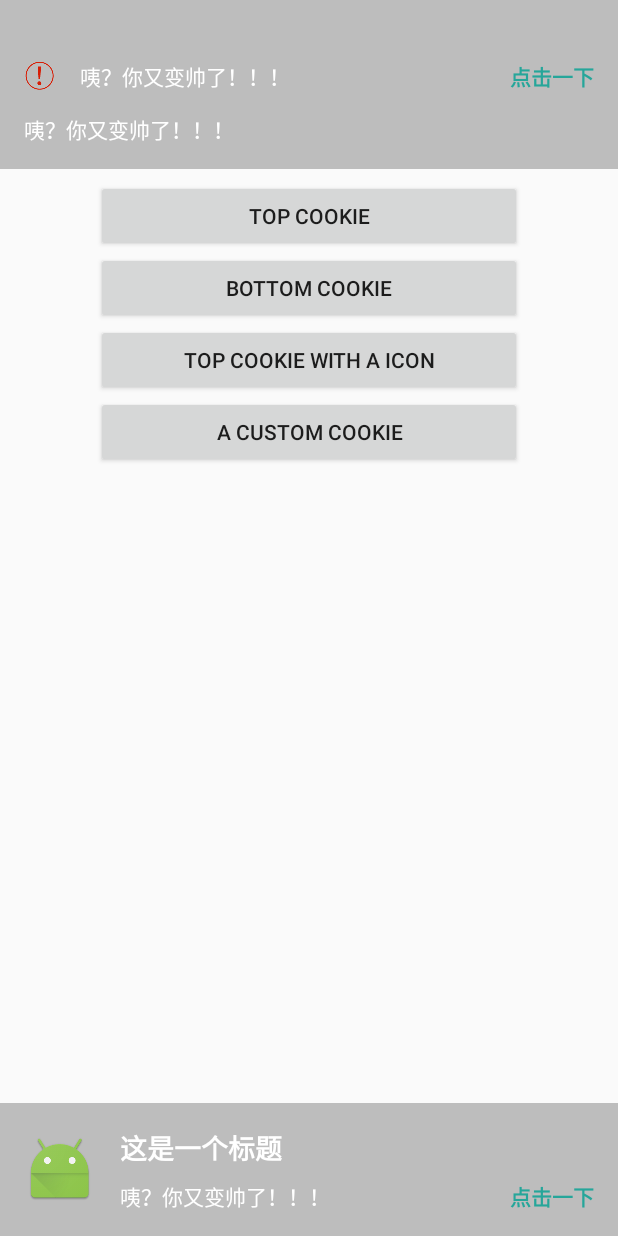
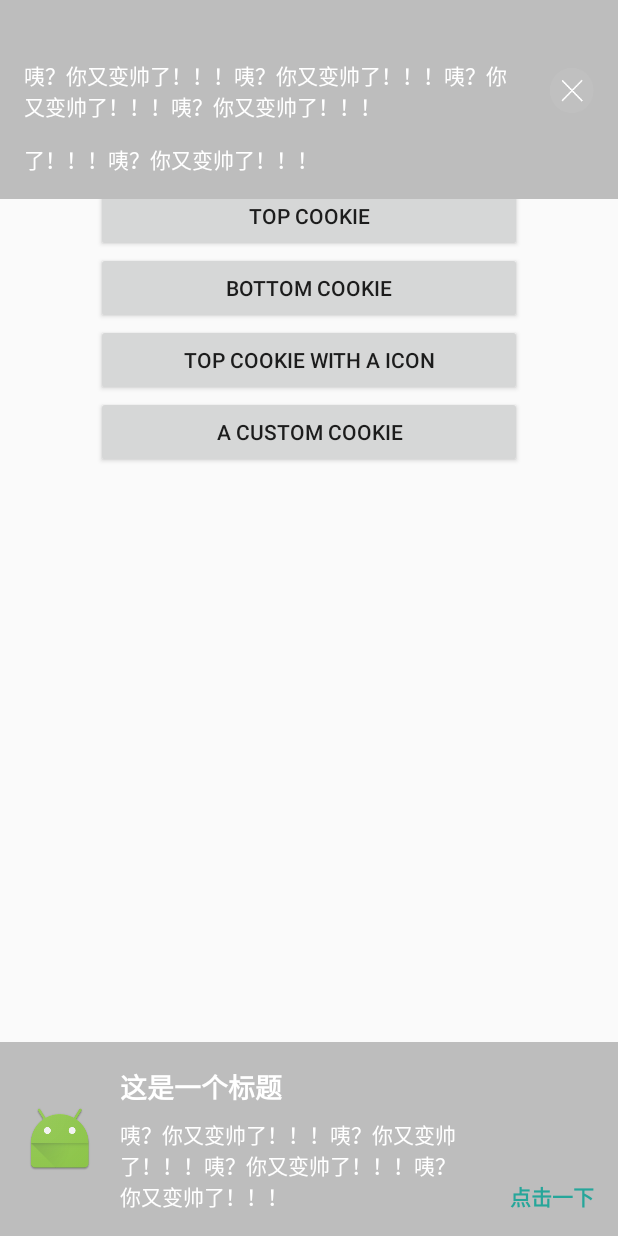
Before and after one commit to liuguangqiang/CookieBar, an Android app: the screen it shows after launch (MainActivity), after a tap on "TOP COOKIE WITH A ICON", on a phone screen of 412 x 824 dp. Run offline under Robolectric (Android 15) with nearby library versions, the phone set to English and light mode, and no system bars; 2 other taps on this screen came first.

Commit message:
The action button could be replaced by a icon.

```diff
--- a/app/src/main/java/com/liuguangqiang/cookie/sample/MainActivity.java
+++ b/app/src/main/java/com/liuguangqiang/cookie/sample/MainActivity.java
@@ -53,11 +53,9 @@ public class MainActivity extends AppCompatActivity {
       @Override
       public void onClick(View view) {
         new CookieBar.Builder(MainActivity.this)
-//            .setTitle(R.string.cookie_title)
-            .setIcon(R.mipmap.alert)
             .setMessage(R.string.cookie_message)
-            .setDuration(3000)
-            .setAction(R.string.cookie_action, new OnActionClickListener() {
+            .setDuration(10000)
+            .setActionWithIcon(R.mipmap.ic_action_close, new OnActionClickListener() {
               @Override
               public void onClick() {
                 Toast.makeText(getApplicationContext(), "点击后，我更帅了!", Toast.LENGTH_LONG).show();
--- a/app/src/main/res/values/colors.xml
+++ b/app/src/main/res/values/colors.xml
@@ -1,9 +1,10 @@
 <?xml version="1.0" encoding="utf-8"?>
 <resources>
-    <color name="colorPrimary">#3F51B5</color>
-    <color name="colorPrimaryDark">#303F9F</color>
-    <color name="colorAccent">#FF4081</color>
+  <color name="colorPrimary">#3F51B5</color>
+  <color name="colorPrimaryDark">#303F9F</color>
+  <color name="colorAccent">#FF4081</color>
 
-    <color name="default_color">#BDBDBD</color>
-    <color name="action_color">#26a69a</color>
+  <color name="default_color">#BDBDBD</color>
+  <color name="action_color">#26a69a</color>
+  <color name="error_color">#380D0D</color>
 </resources>
--- a/app/src/main/res/values/strings.xml
+++ b/app/src/main/res/values/strings.xml
@@ -3,7 +3,7 @@
     <string name="app_name">Cookie</string>
 
     <string name="cookie_title">这是一个标题</string>
-    <string name="cookie_message">咦？你又变帅了！！！</string>
+    <string name="cookie_message">咦？你又变帅了！！！咦？你又变帅了！！！咦？你又变帅了！！！咦？你又变帅了！！！</string>
     <string name="cookie_action">点击一下</string>
 
 </resources>
--- a/gradle.properties
+++ b/gradle.properties
@@ -17,8 +17,8 @@ org.gradle.jvmargs=-Xmx1536m
 # org.gradle.parallel=true
 
 
-VERSION_NAME=0.3
-VERSION_CODE=3
+VERSION_NAME=1.0.0
+VERSION_CODE=100
 GROUP=com.liuguangqiang.cookie
 
 POM_NAME=CookieBar
--- a/library/src/main/java/com/liuguangqiang/cookie/Cookie.java
+++ b/library/src/main/java/com/liuguangqiang/cookie/Cookie.java
@@ -30,6 +30,7 @@ final class Cookie extends LinearLayout {
   private TextView tvMessage;
   private ImageView ivIcon;
   private TextView btnAction;
+  private ImageView btnActionWithIcon;
   private long duration = 2000;
   private int layoutGravity = Gravity.BOTTOM;
 
@@ -59,6 +60,7 @@ final class Cookie extends LinearLayout {
     tvMessage = (TextView) findViewById(R.id.tv_message);
     ivIcon = (ImageView) findViewById(R.id.iv_icon);
     btnAction = (TextView) findViewById(R.id.btn_action);
+    btnActionWithIcon = (ImageView) findViewById(R.id.btn_action_with_icon);
     initDefaultStyle(context);
   }
 
@@ -125,7 +127,8 @@ final class Cookie extends LinearLayout {
       }
 
       //Action
-      if (!TextUtils.isEmpty(params.action) && params.onActionClickListener != null) {
+      if ((!TextUtils.isEmpty(params.action) || params.actionIcon != 0)
+          && params.onActionClickListener != null) {
         btnAction.setVisibility(VISIBLE);
         btnAction.setText(params.action);
         btnAction.setOnClickListener(new OnClickListener() {
@@ -140,6 +143,19 @@ final class Cookie extends LinearLayout {
         if (params.actionColor != 0) {
           btnAction.setTextColor(ContextCompat.getColor(getContext(), params.actionColor));
         }
+      }
+
+      if (params.actionIcon != 0 && params.onActionClickListener != null) {
+        btnAction.setVisibility(GONE);
+        btnActionWithIcon.setVisibility(VISIBLE);
+        btnActionWithIcon.setBackgroundResource(params.actionIcon);
+        btnActionWithIcon.setOnClickListener(new OnClickListener() {
+          @Override
+          public void onClick(View view) {
+            params.onActionClickListener.onClick();
+            dismiss();
+          }
+        });
       }
 
       //Background
--- a/library/src/main/java/com/liuguangqiang/cookie/CookieBar.java
+++ b/library/src/main/java/com/liuguangqiang/cookie/CookieBar.java
@@ -125,6 +125,13 @@ public class CookieBar {
       return this;
     }
 
+    public Builder setActionWithIcon(@DrawableRes int resId,
+        OnActionClickListener onActionClickListener) {
+      params.actionIcon = resId;
+      params.onActionClickListener = onActionClickListener;
+      return this;
+    }
+
     public Builder setLayoutGravity(int layoutGravity) {
       params.layoutGravity = layoutGravity;
       return this;
@@ -166,6 +173,7 @@ public class CookieBar {
 
     public int layoutGravity = Gravity.TOP;
 
+    public int actionIcon;
   }
 
 }
--- a/library/src/main/res/layout/layout_cookie.xml
+++ b/library/src/main/res/layout/layout_cookie.xml
@@ -4,13 +4,13 @@
   android:layout_width="match_parent"
   android:layout_height="wrap_content"
   android:layout_gravity="bottom"
-    android:background="@color/default_bg_color"
-    android:gravity="center_vertical"
-    android:orientation="horizontal"
+  android:paddingTop="40dp"
   android:paddingBottom="16dp"
   android:paddingLeft="16dp"
   android:paddingRight="16dp"
-    android:paddingTop="40dp">
+  android:background="@color/default_bg_color"
+  android:gravity="center_vertical"
+  android:orientation="horizontal">
 
   <ImageView
     android:id="@+id/iv_icon"
@@ -27,13 +27,13 @@
 
     <TextView
       android:id="@+id/tv_title"
+      android:textStyle="bold"
       android:layout_width="wrap_content"
       android:layout_height="wrap_content"
       android:maxLines="1"
       android:text="Title"
       android:textColor="@android:color/white"
       android:textSize="18sp"
-            android:textStyle="bold"
       android:visibility="gone" />
 
     <TextView
@@ -50,6 +50,7 @@
 
   <TextView
     android:id="@+id/btn_action"
+    android:textStyle="bold"
     android:layout_width="wrap_content"
     android:layout_height="match_parent"
     android:layout_marginLeft="24dp"
@@ -57,7 +58,14 @@
     android:text="ACTION"
     android:textColor="@color/default_action_color"
     android:textSize="14sp"
-        android:textStyle="bold"
+    android:visibility="gone" />
+
+  <ImageView
+    android:id="@+id/btn_action_with_icon"
+    android:layout_width="wrap_content"
+    android:layout_height="wrap_content"
+    android:layout_marginLeft="24dp"
+    android:gravity="bottom"
     android:visibility="gone" />
 
 </LinearLayout>
```
Also changed, not shown: app/src/main/res/mipmap-xxxhdpi/ic_action_close.png (added), 1 other file. Lines whose indentation alone changed are shown as unchanged.
